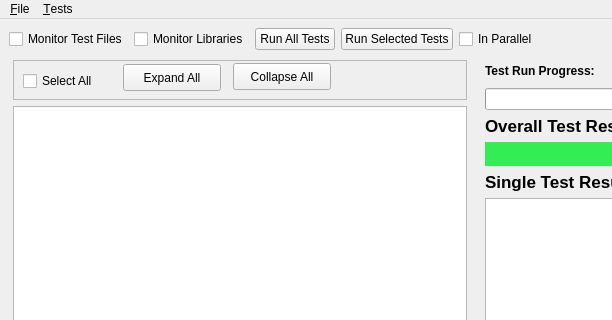
This is Code/Tools/TestViewer/main_window.ui in mantidproject/mantid as Qt 5 draws it before an edit; both pictures show x 0 to 612 and y 0 to 320 of the 951 by 962 pixel window. The edited form follows.
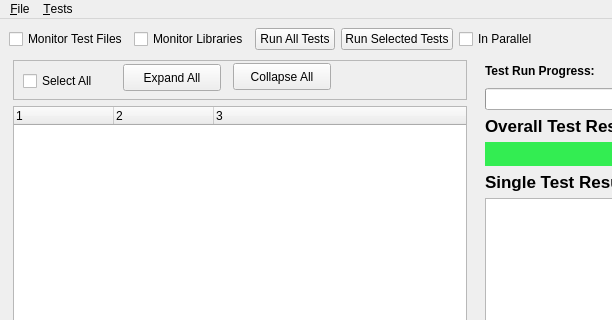
This is the edited form.

Patch:
```diff
--- a/Code/Tools/TestViewer/main_window.ui
+++ b/Code/Tools/TestViewer/main_window.ui
@@ -157,13 +157,25 @@
          </widget>
         </item>
         <item>
-         <widget class="QTreeView" name="treeTests">
-          <property name="sizePolicy">
-           <sizepolicy hsizetype="Expanding" vsizetype="Expanding">
-            <horstretch>0</horstretch>
-            <verstretch>1</verstretch>
-           </sizepolicy>
+         <widget class="QTreeWidget" name="treeTests">
+          <property name="columnCount">
+           <number>3</number>
           </property>
+          <column>
+           <property name="text">
+            <string notr="true">1</string>
+           </property>
+          </column>
+          <column>
+           <property name="text">
+            <string notr="true">2</string>
+           </property>
+          </column>
+          <column>
+           <property name="text">
+            <string notr="true">3</string>
+           </property>
+          </column>
          </widget>
         </item>
        </layout>
```
